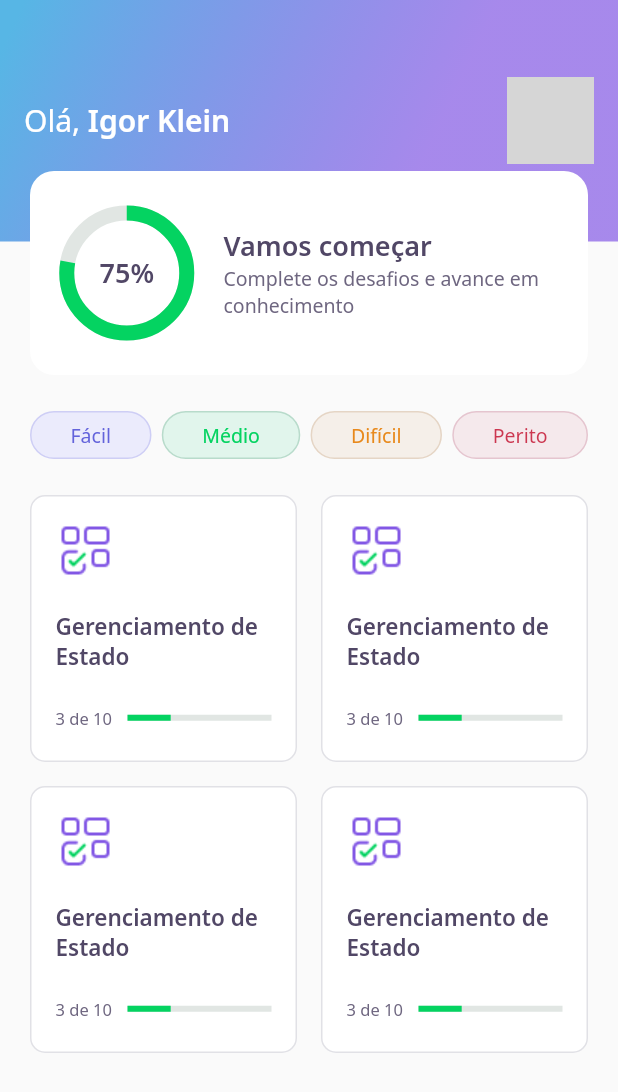
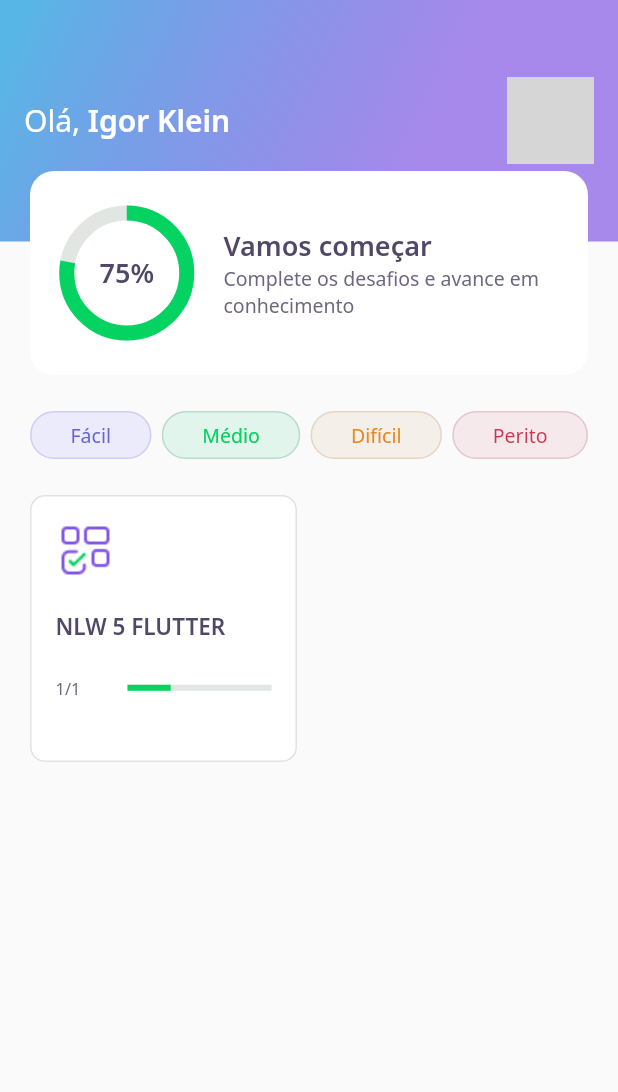
Before and after one commit to IgorKlein/devquiz, a Flutter app: the HomePage screen opened directly, on a phone screen of 412 x 824 dp. Shown: the top 1092 px of the screen. Run offline on Flutter 3.47's test engine with Material 2 defaults, Android fonts, the phone set to English and light mode, and no system bars; our stand-ins replace google_fonts; accounts and stored records are empty; network calls fail; grey boxes are pictures that could not be loaded.

Commit message:
Aula 01 concluída. Aula 02 até os botões de Fácil, Médio, Difícil e Perito. Aula 02 até o primeiro "quiz_card_widget" configurado. Aula 02 concluída + README.md em desenvolvimento. Aula 03 concluída + README.md sem alteração.

```diff
--- /dev/null
+++ b/assets/database/quizzes.json
@@ -0,0 +1,19 @@
+[
+  {
+    "title": "NLW 5 FLUTTER",
+    "image": "blocks",
+    "questionsAnswered": 1,
+    "level": "facil",
+    "questions": [
+      {
+        "title": "Está curtindo o Flutter",
+        "answers": [
+          {"title": "Estou curtindo"},
+          {"title": "Amando Flutter."},
+          {"title": "Muito Top"},
+          {"title": "Show de Bola", "isRight": true}
+        ]
+      }
+    ]
+  }
+]
--- /dev/null
+++ b/assets/database/user.json
@@ -0,0 +1,5 @@
+{
+  "name" : "Igor Klein",
+  "score" : 75,
+  "photoUrl" : "https://avatars.githubusercontent.com/u/46962935?v=4"
+}
--- a/lib/core/app_widget.dart
+++ b/lib/core/app_widget.dart
@@ -7,7 +7,7 @@ class AppWidget extends StatelessWidget {
   Widget build(BuildContext context) {
     return MaterialApp(
       title: "DevQuiz",
-      home: ChallengePage(),
+      home: HomePage(),
     );
   }
 }
--- /dev/null
+++ b/lib/home/home_controller.dart
@@ -0,0 +1,31 @@
+import 'package:devquiz/core/app_images.dart';
+import 'package:devquiz/home/home_repository.dart';
+import 'package:devquiz/home/home_state.dart';
+import 'package:devquiz/shared/models/answer_model.dart';
+import 'package:devquiz/shared/models/question_model.dart';
+import 'package:devquiz/shared/models/quiz_model.dart';
+import 'package:devquiz/shared/models/user_model.dart';
+import 'package:flutter/cupertino.dart';
+
+class HomeController {
+  final stateNotifier = ValueNotifier<HomeState>(HomeState.empty);
+  set state(HomeState state) => stateNotifier.value = state;
+  HomeState get state => stateNotifier.value;
+
+  UserModel? user;
+  List<QuizModel>? quizzes;
+
+  final repository = HomeRepository();
+
+  void getUser() async {
+    state = HomeState.loading;
+    user = await repository.getUser();
+    state = HomeState.sucess;
+  }
+
+  void getQuizzes() async {
+    state = HomeState.loading;
+    quizzes = await repository.getQuizzes();
+    state = HomeState.sucess;
+  }
+}
--- a/lib/home/home_page.dart
+++ b/lib/home/home_page.dart
@@ -1,6 +1,11 @@
+import 'package:devquiz/challenge/widgets/quiz/quiz_widget.dart';
+import 'package:devquiz/core/app_colors.dart';
+import 'package:devquiz/home/home_controller.dart';
+import 'package:devquiz/home/home_state.dart';
 import 'package:devquiz/home/widget/appbar/app_bar_widget.dart';
 import 'package:devquiz/home/widget/level_button/level_button_widget.dart';
 import 'package:devquiz/home/widget/quiz_card/quiz_card_widget.dart';
+import 'package:flutter/cupertino.dart';
 import 'package:flutter/material.dart';
 
 class HomePage extends StatefulWidget {
@@ -11,10 +16,24 @@ class HomePage extends StatefulWidget {
 }
 
 class _HomePageState extends State<HomePage> {
+  final controller = HomeController();
+
+  void initState() {
+    super.initState();
+    controller.getUser();
+    controller.getQuizzes();
+    controller.stateNotifier.addListener(() {
+      setState(() {});
+    });
+  }
+
   @override
   Widget build(BuildContext context) {
+    if (controller.state == HomeState.sucess) {
       return Scaffold(
-      appBar: AppBarWidget(),
+        appBar: AppBarWidget(
+          user: controller.user!,
+        ),
         body: Padding(
           padding: const EdgeInsets.symmetric(horizontal: 20.0),
           child: Column(
@@ -45,17 +64,28 @@ class _HomePageState extends State<HomePage> {
                   crossAxisSpacing: 16.0,
                   mainAxisSpacing: 16.0,
                   crossAxisCount: 2,
-                children: [
-                  QuizCardWidget(),
-                  QuizCardWidget(),
-                  QuizCardWidget(),
-                  QuizCardWidget(),
-                ],
+                  children: controller.quizzes!
+                      .map((e) => QuizCardWidget(
+                            title: e.title,
+                            percent: e.questionsAnswered / e.questions.length,
+                            completed:
+                                "${e.questionsAnswered}/${e.questions.length}",
+                          ))
+                      .toList(),
                 ),
               ),
             ],
           ),
         ),
       );
+    } else {
+      return Scaffold(
+        body: Center(
+          child: CircularProgressIndicator(
+            valueColor: AlwaysStoppedAnimation<Color>(AppColors.darkGreen),
+          ),
+        ),
+      );
     }
   }
+}
--- /dev/null
+++ b/lib/home/home_state.dart
@@ -0,0 +1,3 @@
+enum HomeState{
+  sucess, loading, erro, empty
+}
--- a/lib/home/widget/appbar/app_bar_widget.dart
+++ b/lib/home/widget/appbar/app_bar_widget.dart
@@ -1,10 +1,13 @@
 import 'package:devquiz/core/app_gradients.dart';
 import 'package:devquiz/core/app_text_styles.dart';
 import 'package:devquiz/home/widget/scorecard/scorecard_widget.dart';
+import 'package:devquiz/shared/models/user_model.dart';
 import 'package:flutter/material.dart';
 
 class AppBarWidget extends PreferredSize {
-  AppBarWidget()
+  final UserModel user;
+
+  AppBarWidget({required this.user})
       : super(
           preferredSize: Size.fromHeight(250),
           child: Container(
@@ -28,7 +31,7 @@ class AppBarWidget extends PreferredSize {
                             style: AppTextStyles.title,
                             children: [
                               TextSpan(
-                                text: "Igor Klein",
+                                text: user.name,
                                 style: AppTextStyles.titleBold,
                               )
                             ]),
@@ -37,12 +40,12 @@ class AppBarWidget extends PreferredSize {
                         width: 58,
                         height: 58,
                         decoration: BoxDecoration(
-                            borderRadius: BorderRadius.circular(10),
-                            image: DecorationImage(
-                              image: NetworkImage(
-                                  'https://avatars.githubusercontent.com/u/46962935?v=4'),
-                            )),
-                      )
+                          borderRadius: BorderRadius.circular(10),
+                          image: DecorationImage(
+                            image: NetworkImage(user.photoUrl),
+                          ),
+                        ),
+                      ),
                     ],
                   ),
                 ),
--- a/lib/home/widget/quiz_card/quiz_card_widget.dart
+++ b/lib/home/widget/quiz_card/quiz_card_widget.dart
@@ -6,6 +6,17 @@ import 'package:flutter/cupertino.dart';
 import 'package:flutter/material.dart';
 
 class QuizCardWidget extends StatelessWidget {
+  final String title;
+  final String completed;
+  final double percent;
+
+  const QuizCardWidget({
+    Key? key,
+    required this.title,
+    required this.completed,
+    required this.percent,
+  }) : super(key: key);
+
   @override
   Widget build(BuildContext context) {
     return Container(
@@ -31,7 +42,7 @@ class QuizCardWidget extends StatelessWidget {
             height: 20,
           ),
           Text(
-            'Gerenciamento de Estado',
+            title,
             style: AppTextStyles.heading15,
           ),
           SizedBox(
@@ -42,13 +53,15 @@ class QuizCardWidget extends StatelessWidget {
               Expanded(
                 flex: 1,
                 child: Text(
-                  '3 de 10',
+                  completed,
                   style: AppTextStyles.body11,
                 ),
               ),
               Expanded(
                 flex: 2,
-                child: ProgressIndicatorWidget(value: 0.3),
+                child: ProgressIndicatorWidget(
+                  value: percent,
+                ),
               )
             ],
           )
--- /dev/null
+++ b/lib/shared/models/quiz_model.dart
@@ -0,0 +1,65 @@
+import 'dart:convert';
+
+import 'package:devquiz/home/widget/level_button/level_button_widget.dart';
+import 'package:devquiz/shared/models/question_model.dart';
+
+enum Level { facil, medio, dificil, perito }
+
+extension LevelStringExt on String {
+  Level get parse => {
+        "facil": Level.facil,
+        "medio": Level.medio,
+        "dificil": Level.dificil,
+        "perito": Level.perito,
+      }[this]!;
+}
+
+extension LevelExt on Level {
+  String get parse => {
+        Level.facil: "facil",
+        Level.medio: "medio",
+        Level.dificil: "dificil",
+        Level.perito: "perito",
+      }[this]!;
+}
+
+class QuizModel {
+  final String title;
+  final List<QuestionModel> questions;
+  final int questionsAnswered;
+  final String image;
+  final Level level;
+
+  QuizModel({
+    required this.title,
+    required this.questions,
+    this.questionsAnswered = 0,
+    required this.image,
+    required this.level,
+  });
+
+  Map<String, dynamic> toMap() {
+    return {
+      'title': title,
+      'questions': questions.map((x) => x.toMap()).toList(),
+      'questionsAnswered': questionsAnswered,
+      'image': image,
+      'level': level.parse,
+    };
+  }
+
+  factory QuizModel.fromMap(Map<String, dynamic> map) {
+    return QuizModel(
+        title: map['title'],
+        questions: List<QuestionModel>.from(
+            map['questions']?.map((x) => QuestionModel.fromMap(x))),
+        questionsAnswered: map['questionsAnswered'],
+        image: map['image'],
+        level: map['level'].toString().parse);
+  }
+
+  String toJson() => json.encode(toMap());
+
+  factory QuizModel.fromJson(String source) =>
+      QuizModel.fromMap(json.decode(source));
+}
--- /dev/null
+++ b/lib/shared/models/user_model.dart
@@ -0,0 +1,31 @@
+import 'dart:convert';
+
+class UserModel {
+  final String name;
+  final String photoUrl;
+  final int score;
+
+  UserModel({
+    required this.name,
+    required this.photoUrl,
+    this.score = 0,
+  });
+
+  Map<String, dynamic> toMap() {
+    return {
+      'name': name,
+      'photoUrl': photoUrl,
+      'score': score
+    };
+  }
+
+  factory UserModel.fromMap(Map<String, dynamic> map) {
+    return UserModel(
+      name: map['name'], photoUrl: map['photoUrl'], score: map['score'],);
+  }
+
+  String toJson() => json.encode(toMap());
+
+  factory UserModel.fromJson(String source) =>
+      UserModel.fromMap(json.decode(source));
+}
--- a/pubspec.yaml
+++ b/pubspec.yaml
@@ -18,5 +18,6 @@ dev_dependencies:
 flutter:
   assets:
     - assets/images/
+    - assets/database/
 
   uses-material-design: true
```
Also changed, not shown: lib/home/home_repository.dart (added, +20 -0 lines), lib/shared/models/answer_model.dart (added, +30 -0 lines), lib/shared/models/question_model.dart (added, +34 -0 lines), pubspec.lock. Lines whose indentation alone changed are shown as unchanged.
